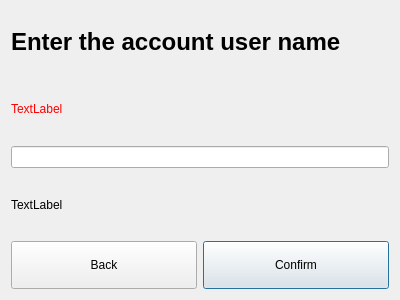
Before: the Qt Designer form Client/agetaccountnumwindow.ui in Safy98/Bank-System, drawn with Qt 5.
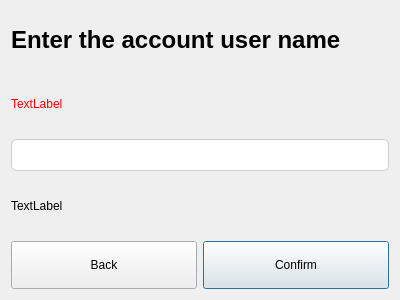
After: the same form once the commit is applied.

```diff
--- a/Client/agetaccountnumwindow.ui
+++ b/Client/agetaccountnumwindow.ui
@@ -47,7 +47,21 @@
     </widget>
    </item>
    <item>
-    <widget class="QLineEdit" name="lineEdit"/>
+    <widget class="QLineEdit" name="lineEdit">
+     <property name="styleSheet">
+      <string notr="true">QLineEdit{
+
+
+height:30px;
+outline:none;
+border-radius:5px;
+border:1px solid #ccc;
+padding-left:15px;
+font-size:16px;
+
+}</string>
+     </property>
+    </widget>
    </item>
    <item>
     <widget class="QLabel" name="label_result">
```
